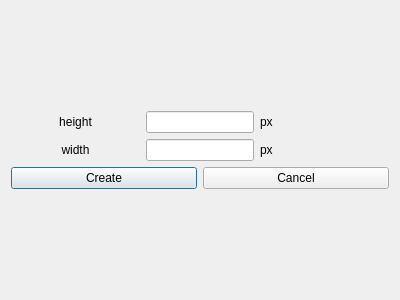
209450/PixelArter, file gui/uis/NewFileDialog.ui: the form before one commit.
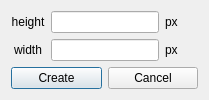
The form after the commit.

```diff
--- a/gui/uis/NewFileDialog.ui
+++ b/gui/uis/NewFileDialog.ui
@@ -6,8 +6,8 @@
    <rect>
     <x>0</x>
     <y>0</y>
-    <width>400</width>
-    <height>300</height>
+    <width>209</width>
+    <height>99</height>
    </rect>
   </property>
   <property name="sizePolicy">
```
